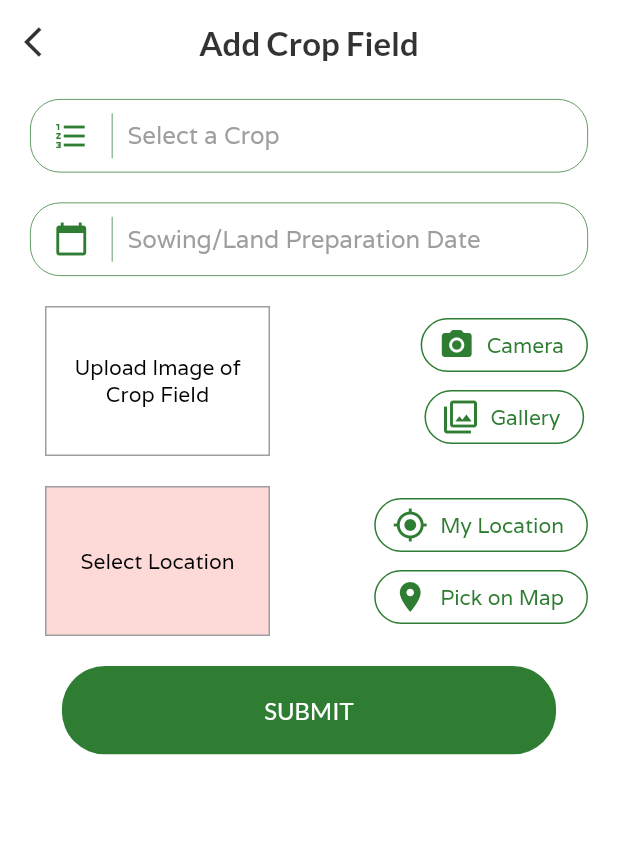
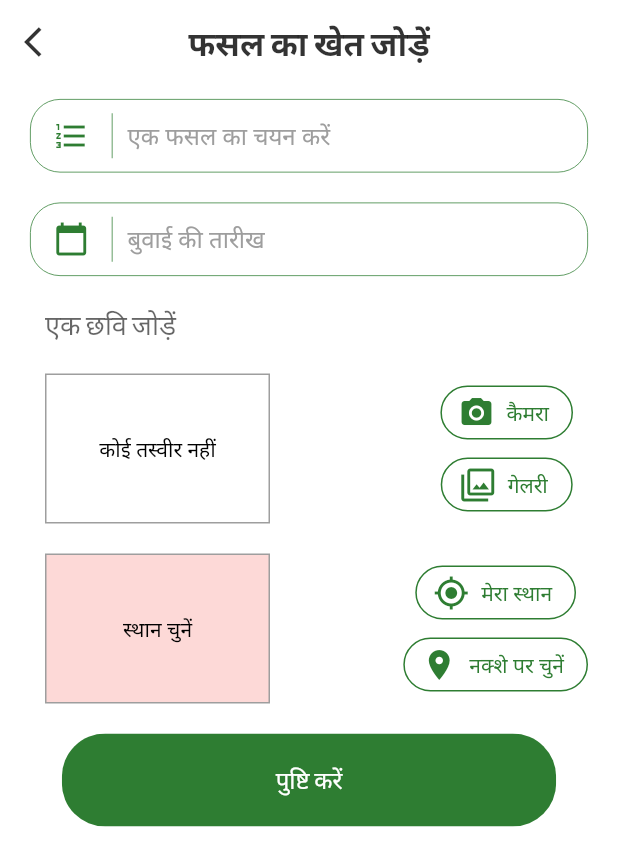
Before and after one commit to amlannandy/AgroAcres, a Flutter app: the AddCropFieldScreen screen opened by its route, on a phone screen of 412 x 824 dp. Shown: the top 866 px of the screen. Run offline on Flutter 3.47's test engine with Material 2 defaults, Android fonts, the phone set to English and light mode, and no system bars; our stand-ins replace cloud_firestore, expandable, firebase_auth, firebase_storage, fluttertoast, font_awesome_flutter and 7 more; missing offline and left inert: flutter_webview_plugin; accounts and stored records are empty.

Commit message:
Finished Localization to Hindi

```diff
--- a/lib/screens/CalenderScreen/local_widgets/CropDropdownField.dart
+++ b/lib/screens/CalenderScreen/local_widgets/CropDropdownField.dart
@@ -3,17 +3,16 @@ import 'package:flutter/material.dart';
 import '../../../services/CropFieldProvider.dart';
 
 class CropDropdownField extends StatefulWidget {
+  final Function callback;
+  final bool isEnglish;
 
-  final Function callback;
-
-  CropDropdownField(this.callback);
+  CropDropdownField(this.callback, this.isEnglish);
 
   @override
   _CropDropdownFieldState createState() => _CropDropdownFieldState();
 }
 
 class _CropDropdownFieldState extends State<CropDropdownField> {
-
   final _controller = TextEditingController();
 
   void setControllerValue(String value) {
@@ -27,13 +26,12 @@ class _CropDropdownFieldState extends State<CropDropdownField> {
   Widget build(BuildContext context) {
     return Container(
       decoration: BoxDecoration(
-        border: Border.all(
-          color: Colors.green[800],
-          width: 0.5,
-        ),
-        borderRadius: BorderRadius.circular(20.0),
-        color: Colors.white
-      ),
+          border: Border.all(
+            color: Colors.green[800],
+            width: 0.5,
+          ),
+          borderRadius: BorderRadius.circular(20.0),
+          color: Colors.white),
       margin: const EdgeInsets.symmetric(vertical: 10.0, horizontal: 20.0),
       child: Row(
         children: <Widget>[
@@ -59,11 +57,9 @@ class _CropDropdownFieldState extends State<CropDropdownField> {
               },
               decoration: InputDecoration(
                 border: InputBorder.none,
-                hintText: 'Select a Crop',
-                hintStyle: TextStyle(
-                  color: Colors.grey,
-                  fontFamily: 'Varela'
-                ),
+                hintText:
+                    widget.isEnglish ? 'Select a Crop' : 'एक फसल का चयन करें',
+                hintStyle: TextStyle(color: Colors.grey, fontFamily: 'Varela'),
               ),
             ),
           )
--- a/lib/screens/CalenderScreen/local_widgets/DateField.dart
+++ b/lib/screens/CalenderScreen/local_widgets/DateField.dart
@@ -3,17 +3,16 @@ import 'package:flutter/material.dart';
 import '../../../services/CropFieldProvider.dart';
 
 class DateField extends StatefulWidget {
+  final Function callback;
+  final bool isEnglish;
 
-  final Function callback;
-
-  DateField(this.callback);
+  DateField(this.callback, this.isEnglish);
 
   @override
   _DateFieldState createState() => _DateFieldState();
 }
 
 class _DateFieldState extends State<DateField> {
-
   final _controller = TextEditingController();
 
   void setControllerValue(String value) {
@@ -26,13 +25,12 @@ class _DateFieldState extends State<DateField> {
   Widget build(BuildContext context) {
     return Container(
       decoration: BoxDecoration(
-        border: Border.all(
-          color: Colors.green[800],
-          width: 0.5,
-        ),
-        borderRadius: BorderRadius.circular(20.0),
-        color: Colors.white
-      ),
+          border: Border.all(
+            color: Colors.green[800],
+            width: 0.5,
+          ),
+          borderRadius: BorderRadius.circular(20.0),
+          color: Colors.white),
       margin: const EdgeInsets.symmetric(vertical: 10.0, horizontal: 20.0),
       child: Row(
         children: <Widget>[
@@ -53,15 +51,15 @@ class _DateFieldState extends State<DateField> {
             child: TextField(
               controller: _controller,
               onTap: () {
-                CropFieldProvider.showDateChooser(context, widget.callback, setControllerValue);
+                CropFieldProvider.showDateChooser(
+                    context, widget.callback, setControllerValue);
               },
               decoration: InputDecoration(
                 border: InputBorder.none,
-                hintText: 'Sowing/Land Preparation Date',
-                hintStyle: TextStyle(
-                  color: Colors.grey,
-                  fontFamily: 'Varela'
-                ),
+                hintText: widget.isEnglish
+                    ? 'Sowing/Land Preparation Date'
+                    : 'बुवाई की तारीख',
+                hintStyle: TextStyle(color: Colors.grey, fontFamily: 'Varela'),
               ),
             ),
           )
--- a/lib/screens/CalenderScreen/local_widgets/FieldCard.dart
+++ b/lib/screens/CalenderScreen/local_widgets/FieldCard.dart
@@ -4,9 +4,10 @@ import '../../../models/CropField.dart';
 import '../screens/MyCropFieldScreen.dart';
 import '../../../services/CropFieldProvider.dart';
 
-Widget fieldCard(BuildContext context, CropField cropField) {
+Widget fieldCard(BuildContext context, CropField cropField, bool isEnglish) {
   return GestureDetector(
-    onTap: () => Navigator.of(context).push(MaterialPageRoute(builder: (ctx) => MyCropFieldScreen(cropField.id))),
+    onTap: () => Navigator.of(context).push(
+        MaterialPageRoute(builder: (ctx) => MyCropFieldScreen(cropField.id))),
     child: Container(
       margin: const EdgeInsets.only(
         bottom: 10,
@@ -28,8 +29,7 @@ Widget fieldCard(BuildContext context, CropField cropField) {
           border: Border.all(
             color: Colors.black.withOpacity(0.2),
             width: 0.4,
-        )
-      ),
+          )),
       child: Row(
         mainAxisAlignment: MainAxisAlignment.spaceBetween,
         children: <Widget>[
@@ -63,8 +63,12 @@ Widget fieldCard(BuildContext context, CropField cropField) {
           Column(
             mainAxisAlignment: MainAxisAlignment.spaceAround,
             children: <Widget>[
-              pocketData('Sowing Date', cropField.startTime),
-              pocketData('Harvest Date', CropFieldProvider.getFormattedDatePlusDays(cropField.startDate, cropField.harvestTime)),
+              pocketData(isEnglish ? 'Sowing Date' : 'बुवाई की तारीख',
+                  cropField.startTime),
+              pocketData(
+                  isEnglish ? 'Harvest Date' : 'फसल की तारीख',
+                  CropFieldProvider.getFormattedDatePlusDays(
+                      cropField.startDate, cropField.harvestTime)),
             ],
           ),
         ],
--- a/lib/screens/CalenderScreen/local_widgets/FieldDetails.dart
+++ b/lib/screens/CalenderScreen/local_widgets/FieldDetails.dart
@@ -1,6 +1,11 @@
 import 'package:flutter/material.dart';
 
-Widget fieldDetails({String cropName, String imageUrl, String startDate, String endDate}) {
+Widget fieldDetails(
+    {String cropName,
+    String imageUrl,
+    String startDate,
+    String endDate,
+    bool isEnglish}) {
   return Container(
     padding: const EdgeInsets.symmetric(
       vertical: 20,
@@ -38,8 +43,8 @@ Widget fieldDetails({String cropName, String imageUrl, String startDate, String
         Row(
           mainAxisAlignment: MainAxisAlignment.spaceAround,
           children: <Widget>[
-            pocketData('Sowing Date', startDate),
-            pocketData('Harvest Date', endDate),
+            pocketData(isEnglish ? 'Sowing Date' : 'बुवाई की तारीख', startDate),
+            pocketData(isEnglish ? 'Harvest Date' : 'फसल की तारीख', endDate),
           ],
         ),
       ],
--- a/lib/screens/CalenderScreen/local_widgets/ImageInput.dart
+++ /dev/null
@@ -1,101 +0,0 @@
-import 'dart:io';
-import 'package:flutter/material.dart';
-import 'package:image_picker/image_picker.dart';
-
-import '../../../widgets/LightIconButton.dart';
-
-class ImageInput extends StatefulWidget {
-
-  final Function selectImage;
-
-  ImageInput(this.selectImage);
-
-  @override
-  _ImageInputState createState() => _ImageInputState();
-
-}
-
-
-class _ImageInputState extends State<ImageInput> {
-
-  File _storedImage;
-
-  Future _takePicture() async {
-    final imageFile = await ImagePicker.pickImage(
-      source: ImageSource.camera,
-      maxWidth: 600,
-    );
-    if (imageFile == null)
-      return;
-    setState(() {
-      _storedImage = imageFile;
-    });
-
-    widget.selectImage(_storedImage);
-  }
-
-  Future _uploadPicture() async {
-    final imageFile = await ImagePicker.pickImage(
-      source: ImageSource.gallery,
-      maxWidth: 600,
-    );
-    if (imageFile == null)
-      return;
-    setState(() {
-      _storedImage = imageFile;
-    });
-
-    widget.selectImage(_storedImage);
-  }
-
-  @override
-  Widget build(BuildContext context) {
-    return Padding(
-      padding: const EdgeInsets.symmetric(
-        horizontal: 20,
-      ),
-      child: Row(
-        mainAxisAlignment: MainAxisAlignment.spaceBetween,
-        children: <Widget>[
-          Container(
-            margin: const EdgeInsets.all(10),
-            height: 100,
-            width: 150,
-            decoration: BoxDecoration(
-              border: Border.all(
-                width: 1,
-                color: Colors.grey,
-              )
-            ),
-            child: _storedImage == null ?
-              Padding(
-                padding: const EdgeInsets.all(8.0),
-                child: Text("Upload Image of Crop Field", textAlign: TextAlign.center,),
-              ) :
-              Image.file(
-                _storedImage,
-                fit: BoxFit.cover,
-                width: double.infinity,
-              ),
-            alignment: Alignment.center,
-          ),
-          Column(
-            mainAxisAlignment: MainAxisAlignment.spaceAround,
-            children: <Widget>[
-              LightIconButton(
-                icon: Icons.camera_alt,
-                text: "Camera",
-                function: _takePicture,
-              ),
-              LightIconButton(
-                icon: Icons.filter,
-                text: "Gallery",
-                function:  _uploadPicture,
-              ),
-            ],
-          )
-        ],
-      ),
-    );
-  }
-}
--- a/lib/screens/CalenderScreen/screens/AddCropFieldScreen.dart
+++ b/lib/screens/CalenderScreen/screens/AddCropFieldScreen.dart
@@ -1,4 +1,5 @@
 import 'dart:io';
+import 'package:provider/provider.dart';
 import 'package:path/path.dart' as Path;
 import 'package:flutter/material.dart';
 import 'package:geolocator/geolocator.dart';
@@ -6,21 +7,20 @@ import 'package:cloud_firestore/cloud_firestore.dart';
 import 'package:firebase_storage/firebase_storage.dart';
 
 import '../local_widgets/DateField.dart';
-import '../local_widgets/ImageInput.dart';
+import '../../../widgets/ImageInput.dart';
 import '../local_widgets/CustomAppBar.dart';
 import '../../../widgets/PrimaryButton.dart';
 import '../../../widgets/Locationinput.dart';
 import '../local_widgets/CropDropdownField.dart';
 import '../../../services/CropFieldProvider.dart';
+import '../../../services/LocalizationProvider.dart';
 
 class AddCropFieldScreen extends StatefulWidget {
-
   @override
   _AddCropFieldScreenState createState() => _AddCropFieldScreenState();
 }
 
 class _AddCropFieldScreenState extends State<AddCropFieldScreen> {
-
   String _cropName = "";
   String _startTimeString = "";
   Timestamp _startTimeStamp;
@@ -45,7 +45,9 @@ class _AddCropFieldScreenState extends State<AddCropFieldScreen> {
     setState(() {
       _image = image;
     });
-    StorageReference firebaseStorageRef = FirebaseStorage.instance.ref().child('shopPictures/${Path.basename(image.path)}}');
+    StorageReference firebaseStorageRef = FirebaseStorage.instance
+        .ref()
+        .child('shopPictures/${Path.basename(image.path)}}');
     StorageUploadTask uploadTask = firebaseStorageRef.putFile(_image);
     await uploadTask.onComplete;
     firebaseStorageRef.getDownloadURL().then((fileUrl) {
@@ -55,18 +57,22 @@ class _AddCropFieldScreenState extends State<AddCropFieldScreen> {
 
   @override
   Widget build(BuildContext context) {
+    bool isEnglish =
+        Provider.of<LocalizationProvider>(context).getCurrentLanguage() == 'en';
+
     return Scaffold(
-      appBar: customAppBar(context, 'Add Crop Field'),
+      appBar: customAppBar(
+          context, isEnglish ? 'Add Crop Field' : 'फसल का खेत जोड़ें'),
       backgroundColor: Colors.white,
       body: SingleChildScrollView(
         child: Column(
           children: <Widget>[
-            CropDropdownField(setCropName),
-            DateField(setTimeValues),
-            ImageInput(selectImage),
-            LocationInput(selectLocation),
+            CropDropdownField(setCropName, isEnglish),
+            DateField(setTimeValues, isEnglish),
+            ImageInput(selectImage, isEnglish: isEnglish, imageUrl: ''),
+            LocationInput(selectLocation, isEnglish: isEnglish),
             PrimaryButton(
-              text: 'SUBMIT',
+                text: isEnglish ? 'SUBMIT' : 'पुष्टि करें',
                 press: () => CropFieldProvider.uploadCropField(
                       context: context,
                       cropName: _cropName,
@@ -75,8 +81,7 @@ class _AddCropFieldScreenState extends State<AddCropFieldScreen> {
                       position: _position,
                       imageUrl: _imageUrl,
                     ),
-              color: Colors.green[800]
-            ),
+                color: Colors.green[800]),
           ],
         ),
       ),
--- a/lib/screens/CalenderScreen/screens/CalenderScreen.dart
+++ b/lib/screens/CalenderScreen/screens/CalenderScreen.dart
@@ -1,4 +1,5 @@
 import 'package:flutter/material.dart';
+import 'package:provider/provider.dart';
 
 import '../../../models/Calender.dart';
 import '../local_widgets/CustomAppBar.dart';
@@ -6,6 +7,7 @@ import '../../../widgets/LoadingSpinner.dart';
 import '../local_widgets/CalenderListItem.dart';
 import '../../../services/CropFieldProvider.dart';
 import '../../../services/UserDatabaseService.dart';
+import '../../../services/LocalizationProvider.dart';
 
 class CalenderScreen extends StatelessWidget {
   final UserDatabaseService userDatabaseService = UserDatabaseService();
@@ -15,9 +17,11 @@ class CalenderScreen extends StatelessWidget {
     final List cropData = ModalRoute.of(context).settings.arguments;
     final String cropName = cropData[0];
     final timestamp = cropData[1];
+    bool isEnglish =
+        Provider.of<LocalizationProvider>(context).getCurrentLanguage() == 'en';
 
     return Scaffold(
-      appBar: customAppBar(context, 'Timeline'),
+      appBar: customAppBar(context, isEnglish ? 'Timeline' : 'समय'),
       body: StreamBuilder<Calender>(
           stream: userDatabaseService.streamCalender(cropName),
           builder: (context, snapshot) {
--- a/lib/screens/CalenderScreen/screens/FieldScreen.dart
+++ b/lib/screens/CalenderScreen/screens/FieldScreen.dart
@@ -3,12 +3,13 @@ import 'package:provider/provider.dart';
 import 'package:firebase_auth/firebase_auth.dart';
 import 'package:cloud_firestore/cloud_firestore.dart';
 
-import '../local_widgets/CustomAppBar.dart';
 import '../../../models/CropField.dart';
 import '../local_widgets/FieldCard.dart';
 import '../local_widgets/EmptyBanner.dart';
+import '../local_widgets/CustomAppBar.dart';
 import '../../../widgets/LoadingSpinner.dart';
 import '../../../services/UserDatabaseService.dart';
+import '../../../services/LocalizationProvider.dart';
 
 class FieldScreen extends StatelessWidget {
   final _db = Firestore.instance;
@@ -17,9 +18,12 @@ class FieldScreen extends StatelessWidget {
   @override
   Widget build(BuildContext context) {
     final user = Provider.of<FirebaseUser>(context);
+    bool isEnglish =
+        Provider.of<LocalizationProvider>(context).getCurrentLanguage() == 'en';
 
     return Scaffold(
-      appBar: customAppBar(context, 'Crop Calender'),
+      appBar:
+          customAppBar(context, isEnglish ? 'Crop Calender' : 'फसल कैलेंडर'),
       backgroundColor: Colors.white,
       body: user == null
           ? loadingSpinner()
@@ -41,7 +45,7 @@ class FieldScreen extends StatelessWidget {
                 return ListView.builder(
                   padding: const EdgeInsets.all(10),
                   itemBuilder: (ctx, index) =>
-                      fieldCard(context, fields[index]),
+                      fieldCard(context, fields[index], isEnglish),
                   itemCount: fields.length,
                 );
               }),
--- a/lib/screens/CalenderScreen/screens/MyCropFieldScreen.dart
+++ b/lib/screens/CalenderScreen/screens/MyCropFieldScreen.dart
@@ -23,7 +23,9 @@ class MyCropFieldScreen extends StatelessWidget {
         Provider.of<LocalizationProvider>(context).getCurrentLanguage() == 'en';
 
     return Scaffold(
-      appBar: customAppBar(context, 'My Crop Field'),
+      appBar:
+          customAppBar(context, isEnglish ? 'My Crop Field' : 'मेरी फसल खेत'),
+      backgroundColor: Colors.white,
       body: Container(
         width: MediaQuery.of(context).size.width,
         child: StreamBuilder<CropField>(
@@ -42,17 +44,18 @@ class MyCropFieldScreen extends StatelessWidget {
                       imageUrl: cropField.imageUrl,
                       cropName: cropField.crop,
                       startDate: cropField.startTime,
+                      isEnglish: isEnglish,
                       endDate: CropFieldProvider.getFormattedDatePlusDays(
                           cropField.startDate, cropField.harvestTime),
                     ),
                     PrimaryButton(
-                        text: 'VIEW CALENDER',
+                        text: isEnglish ? 'VIEW CALENDER' : 'कैलेंडर देखें',
                         press: () => Navigator.of(context).pushNamed(
                             '/calender',
                             arguments: [cropField.crop, cropField.startDate]),
                         color: Colors.green[800]),
                     PrimaryButton(
-                        text: 'DELETE CROP FIELD',
+                        text: isEnglish ? 'DELETE CROP FIELD' : 'फसल हटाओ',
                         press: () =>
                             CropFieldProvider.deleteCropFieldConfirmation(
                                 context, fieldId, isEnglish),
--- a/lib/screens/UserInfoScreen.dart
+++ b/lib/screens/UserInfoScreen.dart
@@ -1,13 +1,14 @@
 import 'package:flutter/material.dart';
+import 'package:provider/provider.dart';
 import 'package:line_icons/line_icons.dart';
 
 import '../widgets/CustomDarkButton.dart';
 import '../widgets/CustomTextField.dart';
 import '../services/UserInfoProvider.dart';
 import '../widgets/LightIconButton.dart';
+import '../services/LocalizationProvider.dart';
 
 class UserInfoScreen extends StatefulWidget {
-
   static const routeName = '/userinfo';
 
   @override
@@ -15,7 +16,6 @@ class UserInfoScreen extends StatefulWidget {
 }
 
 class _UserInfoScreenState extends State<UserInfoScreen> {
-
   final _nameController = TextEditingController();
   final _ageController = TextEditingController();
   final _locationController = TextEditingController();
@@ -23,6 +23,9 @@ class _UserInfoScreenState extends State<UserInfoScreen> {
 
   @override
   Widget build(BuildContext context) {
+    bool isEnglish =
+        Provider.of<LocalizationProvider>(context).getCurrentLanguage() == 'en';
+
     return Scaffold(
         body: Container(
       height: MediaQuery.of(context).size.height,
@@ -39,33 +42,33 @@ class _UserInfoScreenState extends State<UserInfoScreen> {
       child: SingleChildScrollView(
         child: Column(
           children: <Widget>[
-              pictureContainer(context),
+            pictureContainer(context, isEnglish),
             SizedBox(height: 40),
             CustomTextField(
               icon: LineIcons.user,
-                labelText: "Your Name",
+              labelText: isEnglish ? "Your Name" : "आपका नाम",
               controller: _nameController,
             ),
             CustomTextField(
               icon: LineIcons.sort_numeric_asc,
-                labelText: "Your Age",
+              labelText: isEnglish ? "Your Age" : "आपकी उम्र",
               controller: _ageController,
               numeric: true,
             ),
             CustomTextField(
               icon: LineIcons.home,
-                labelText: "Your Location",
+              labelText: isEnglish ? "Your Location" : "आपकी उम्र",
               controller: _locationController,
             ),
             CustomTextField(
               icon: LineIcons.credit_card,
-                labelText: "Your Aadhar Number",
+              labelText: isEnglish ? "Your Aadhar Number" : "आपका आधार नंबर",
               controller: _aadharController,
               numeric: true,
             ),
             SizedBox(height: 30),
             customDarkButton(
-                text: "Submit",
+              text: isEnglish ? "Submit" : "पुष्टि करें",
               icon: LineIcons.check_circle,
               onPress: () => UserInfoProvider.uploadUserInfo(
                 context: context,
@@ -78,11 +81,10 @@ class _UserInfoScreenState extends State<UserInfoScreen> {
           ],
         ),
       ),
-      )
-    );
+    ));
   }
 
-  showUploadDialog(BuildContext context) {
+  showUploadDialog(BuildContext context, bool isEnglish) {
     showDialog(
         context: context,
         child: AlertDialog(
@@ -91,7 +93,7 @@ class _UserInfoScreenState extends State<UserInfoScreen> {
           ),
           titlePadding: const EdgeInsets.all(20),
           title: Text(
-          "Upload Picture",
+            isEnglish ? "Upload Picture" : "तसवीर डालें",
             style: TextStyle(
               fontFamily: 'Lato',
               fontSize: 22,
@@ -104,9 +106,10 @@ class _UserInfoScreenState extends State<UserInfoScreen> {
               padding: const EdgeInsets.all(8.0),
               child: LightIconButton(
                 icon: Icons.camera_alt,
-              text: "Camera",
+                text: isEnglish ? "Camera" : "कैमरा",
                 function: () {
-                UserInfoProvider.takePicture(context, () => {setState(() {})});
+                  UserInfoProvider.takePicture(
+                      context, () => {setState(() {})});
                   Navigator.of(context).pop();
                 },
               ),
@@ -115,19 +118,19 @@ class _UserInfoScreenState extends State<UserInfoScreen> {
               padding: const EdgeInsets.all(8.0),
               child: LightIconButton(
                 icon: Icons.filter,
-              text: "Gallery",
+                text: isEnglish ? "Gallery" : "गेलरी",
                 function: () {
-                UserInfoProvider.uploadPicture(context, () => {setState(() {})});
+                  UserInfoProvider.uploadPicture(
+                      context, () => {setState(() {})});
                   Navigator.of(context).pop();
                 },
               ),
             ),
           ],
-      )
-    );
+        ));
   }
 
-  Widget pictureContainer(BuildContext context) {
+  Widget pictureContainer(BuildContext context, bool isEnglish) {
     return Container(
       height: 280,
       width: double.infinity,
@@ -140,16 +143,20 @@ class _UserInfoScreenState extends State<UserInfoScreen> {
           CircleAvatar(
             radius: 60,
             backgroundColor: Colors.white,
-            child: UserInfoProvider.currentImageUrl.isEmpty ? Icon(
+            child: UserInfoProvider.currentImageUrl.isEmpty
+                ? Icon(
                     LineIcons.user,
                     size: 70,
                     color: Colors.green[800],
-            ) : Container(),
-            backgroundImage: UserInfoProvider.currentImageUrl.isEmpty ? null : NetworkImage(UserInfoProvider.currentImageUrl),
+                  )
+                : Container(),
+            backgroundImage: UserInfoProvider.currentImageUrl.isEmpty
+                ? null
+                : NetworkImage(UserInfoProvider.currentImageUrl),
           ),
           InkWell(
             onTap: () {
-              showUploadDialog(context);
+              showUploadDialog(context, isEnglish);
             },
             child: Container(
               margin: const EdgeInsets.only(
@@ -171,7 +178,7 @@ class _UserInfoScreenState extends State<UserInfoScreen> {
                 color: Colors.green[800],
               ),
               child: Text(
-                "Add Picture",
+                isEnglish ? "Upload Picture" : "तसवीर डालें",
                 style: TextStyle(
                   color: Colors.white,
                   fontFamily: 'Lato',
```
Also changed, not shown: lib/screens/CalenderScreen/local_widgets/CropDropDownList.dart (+22 -17 lines), lib/screens/LoginScreen.dart (+20 -11 lines), lib/screens/MenuScreen.dart (+11 -1 lines), lib/screens/WeatherScreen.dart (+21 -17 lines). Lines whose indentation alone changed are shown as unchanged.
